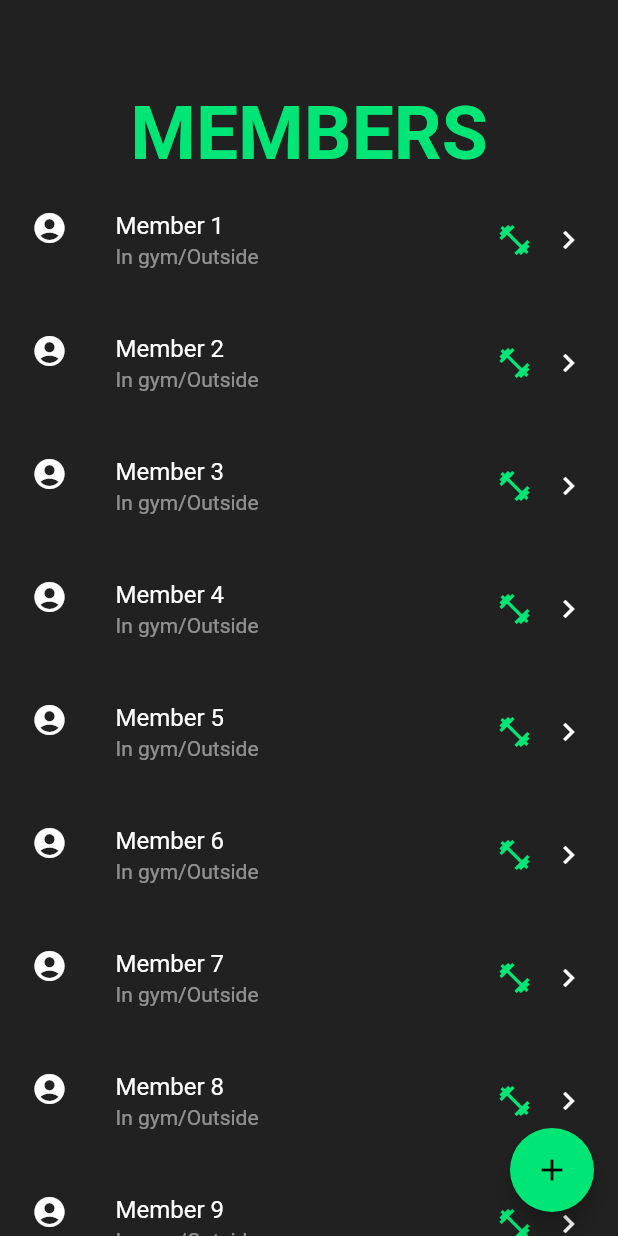
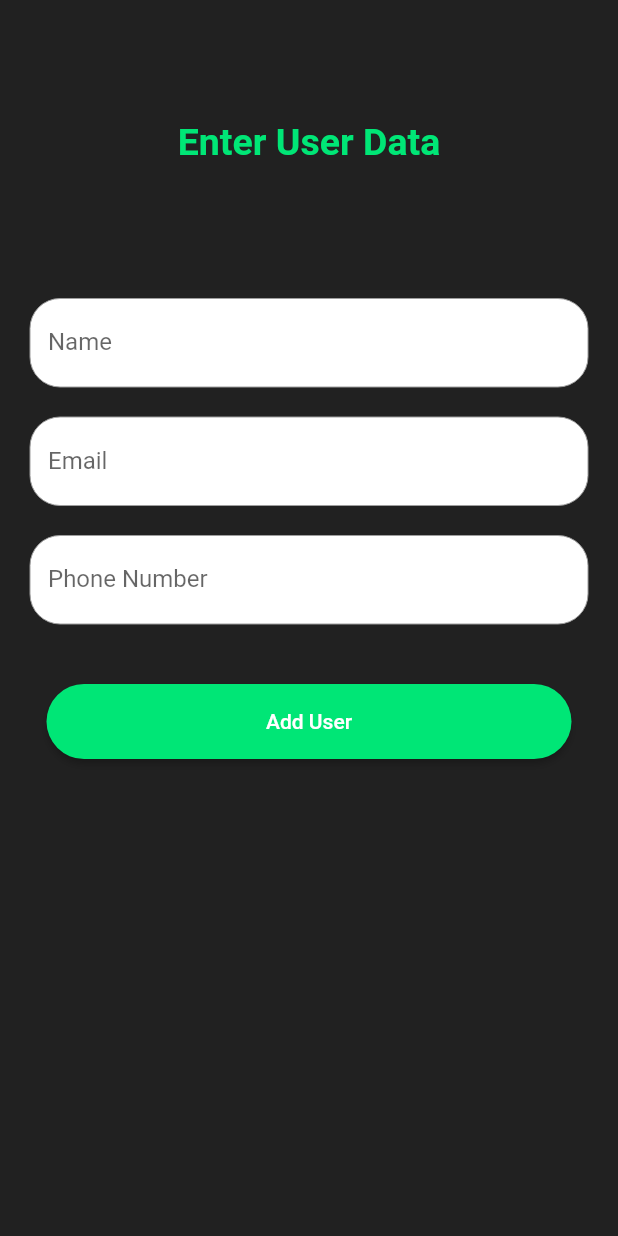
Before and after one commit to CSE343-Hypeline/hypegym-mobile, a Flutter app: the AdminMemberPage screen opened directly, after a tap on the "add" icon, on a phone screen of 412 x 824 dp. Run offline on Flutter 3.47's test engine with Material 2 defaults, Android fonts, the phone set to English and light mode, and no system bars; our stand-ins replace google_fonts.

Commit message:
create add user page

```diff
--- a/lib/pages/admin_member_page.dart
+++ b/lib/pages/admin_member_page.dart
@@ -1,5 +1,6 @@
 import 'package:flutter/material.dart';
 import 'package:hypegym/pages/admin_member_profile_page.dart';
+import 'package:hypegym/pages/user_add_page.dart';
 
 class AdminMemberPage extends StatefulWidget {
   const AdminMemberPage({Key? key}) : super(key: key);
@@ -71,7 +72,7 @@ class _AdminMemberPageState extends State<AdminMemberPage> {
       ),
       floatingActionButton: FloatingActionButton(
         onPressed: (){
-
+          Navigator.push(context, MaterialPageRoute(builder: (context) => const UserAddPage()));
         },
         backgroundColor: Colors.greenAccent.shade400,
         foregroundColor: Colors.black,
--- a/lib/pages/admin_trainer_page.dart
+++ b/lib/pages/admin_trainer_page.dart
@@ -1,5 +1,6 @@
 import 'package:flutter/material.dart';
 import 'package:hypegym/pages/admin_trainer_profile_page.dart';
+import 'package:hypegym/pages/user_add_page.dart';
 
 class AdminTrainerPage extends StatefulWidget {
   const AdminTrainerPage({Key? key}) : super(key: key);
@@ -71,7 +72,7 @@ class _AdminTrainerPageState extends State<AdminTrainerPage> {
       ),
       floatingActionButton: FloatingActionButton(
         onPressed: (){
-
+          Navigator.push(context, MaterialPageRoute(builder: (context) => const UserAddPage()));
         },
         backgroundColor: Colors.greenAccent.shade400,
         foregroundColor: Colors.black,
--- /dev/null
+++ b/lib/pages/user_add_page.dart
@@ -0,0 +1,159 @@
+import 'package:flutter/material.dart';
+
+class UserAddPage extends StatefulWidget {
+  const UserAddPage({Key? key}) : super(key: key);
+
+  @override
+  State<UserAddPage> createState() => _UserAddPageState();
+}
+
+class _UserAddPageState extends State<UserAddPage> {
+
+  final GlobalKey<FormState> _formKey = GlobalKey();
+
+  late String name;
+  late String email;
+  late String phone;
+
+  @override
+  Widget build(BuildContext context) {
+    return Scaffold(
+      body: Stack(
+        children: [
+          Container(
+            decoration: BoxDecoration(
+              color: Colors.grey.shade900,
+            ),
+          ),
+          SingleChildScrollView(
+            child: Column(
+              //crossAxisAlignment: CrossAxisAlignment.center,
+              mainAxisAlignment: MainAxisAlignment.center,
+              children: [
+                Align(
+                  alignment: Alignment.center,
+                  child: Padding(
+                    padding: const EdgeInsets.only(top: 80.0, bottom: 30.0),
+                    child: Text(
+                      "Enter User Data",
+                      style: TextStyle(
+                        fontSize: 25,
+                        fontWeight: FontWeight.bold,
+                        color: Colors.greenAccent.shade400,
+                      ),
+                    ),
+                  ),
+                ),
+                const SizedBox(height: 40,),
+                Form(
+                  key: _formKey,
+                  child: Column(
+                    mainAxisAlignment: MainAxisAlignment.spaceEvenly,
+                    children: [
+                      Padding(
+                        padding: const EdgeInsets.all(20.0),
+                        child: TextFormField(
+                          decoration: const InputDecoration(
+                              filled: true,
+                              fillColor: Colors.white,
+                              labelText: 'Name',
+                              enabledBorder: OutlineInputBorder(
+                                borderRadius: BorderRadius.all(Radius.circular(20.0)),
+                                borderSide:
+                                BorderSide(color: Colors.grey, width: 0.0),
+                              ),
+                              border: OutlineInputBorder()),
+                          onFieldSubmitted: (value) {
+                            setState(() {
+                              name = value;
+                              // firstNameList.add(firstName);
+                            });
+                          },
+                          validator: (value) {
+                            if (value == null || value.isEmpty || value.length < 3) {
+                              return 'First Name must contain at least 3 characters';
+                            }
+                          },
+                        ),
+                      ),
+                      Padding(
+                        padding: const EdgeInsets.only(bottom: 20.0, left: 20.0, right: 20.0),
+                        child: TextFormField(
+                          decoration: const InputDecoration(
+                              filled: true,
+                              fillColor: Colors.white,
+                              labelText: 'Email',
+                              enabledBorder: OutlineInputBorder(
+                                borderRadius: BorderRadius.all(Radius.circular(20.0)),
+                                borderSide:
+                                BorderSide(color: Colors.grey, width: 0.0),
+                              ),
+                              border: OutlineInputBorder()),
+                          validator: (value) {
+                            if (value == null || value.isEmpty || value.length < 3) {
+                              return 'Email must contain at least 3 characters';
+                            }
+                          },
+                          onFieldSubmitted: (value) {
+                            setState(() {
+                              email = value;
+                              // lastNameList.add(lastName);
+                            });
+                          },
+                        ),
+                      ),
+                      Padding(
+                        padding: const EdgeInsets.only(bottom: 20.0, left: 20.0, right: 20.0),
+                        child: TextFormField(
+                          decoration: const InputDecoration(
+                              filled: true,
+                              fillColor: Colors.white,
+                              labelText: 'Phone Number',
+                              enabledBorder: OutlineInputBorder(
+                                borderRadius: BorderRadius.all(Radius.circular(20.0)),
+                                borderSide:
+                                BorderSide(color: Colors.grey, width: 0.0),
+                              ),
+                              border: OutlineInputBorder()),
+                          onFieldSubmitted: (value) {
+                            setState(() {
+                              name = value;
+                              // firstNameList.add(firstName);
+                            });
+                          },
+                          validator: (value) {
+                            if (value == null || value.isEmpty || value.length < 10) {
+                              return 'Phone Number must contain at least 10 characters';
+                            }
+                          },
+                        ),
+                      ),
+                      const SizedBox(height: 20,),
+                      ElevatedButton(
+                        onPressed: () {
+                          // Validate returns true if the form is valid, or false otherwise.
+                          if (_formKey.currentState!.validate()) {
+                            //burda backend e ekleme islemi olcak
+                          }
+                        },
+                        style: ElevatedButton.styleFrom(
+                          backgroundColor: Colors.greenAccent.shade400,
+                          shape: RoundedRectangleBorder(
+                              borderRadius: BorderRadius.circular(25)
+                          ),
+                          minimumSize: const Size(350, 50),
+                          maximumSize: const Size(350, 50),
+                        ),
+                        child: const Text("Add User"),
+                      ),
+                    ],
+                  ),
+                ),
+              ],
+            ),
+          ),
+        ],
+      ),
+    );
+  }
+}
```
